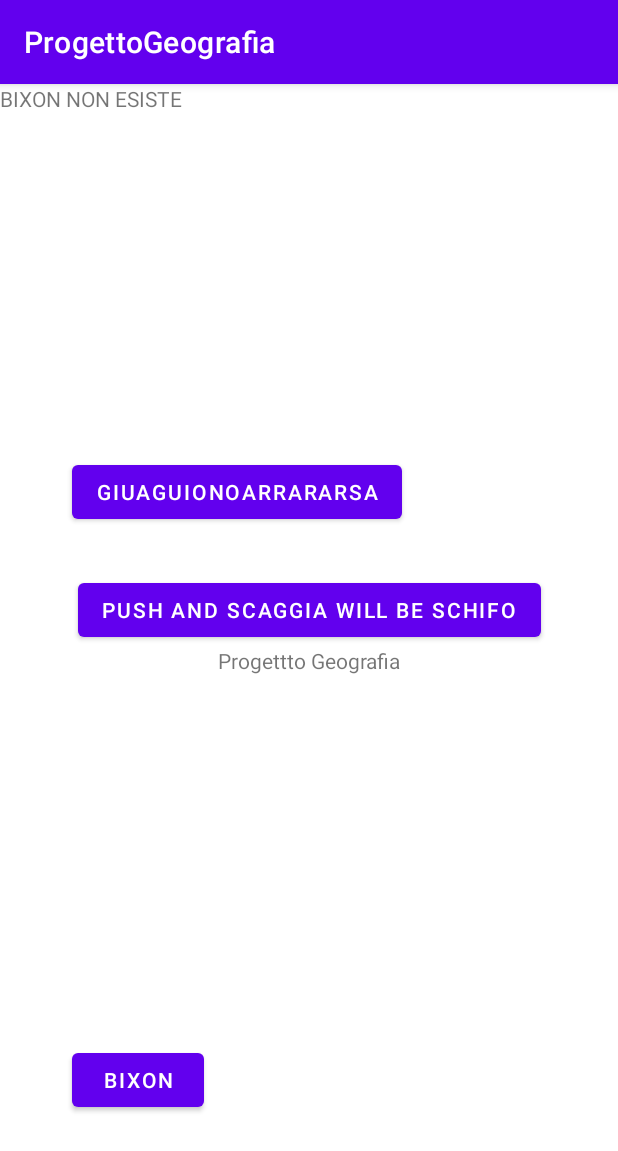
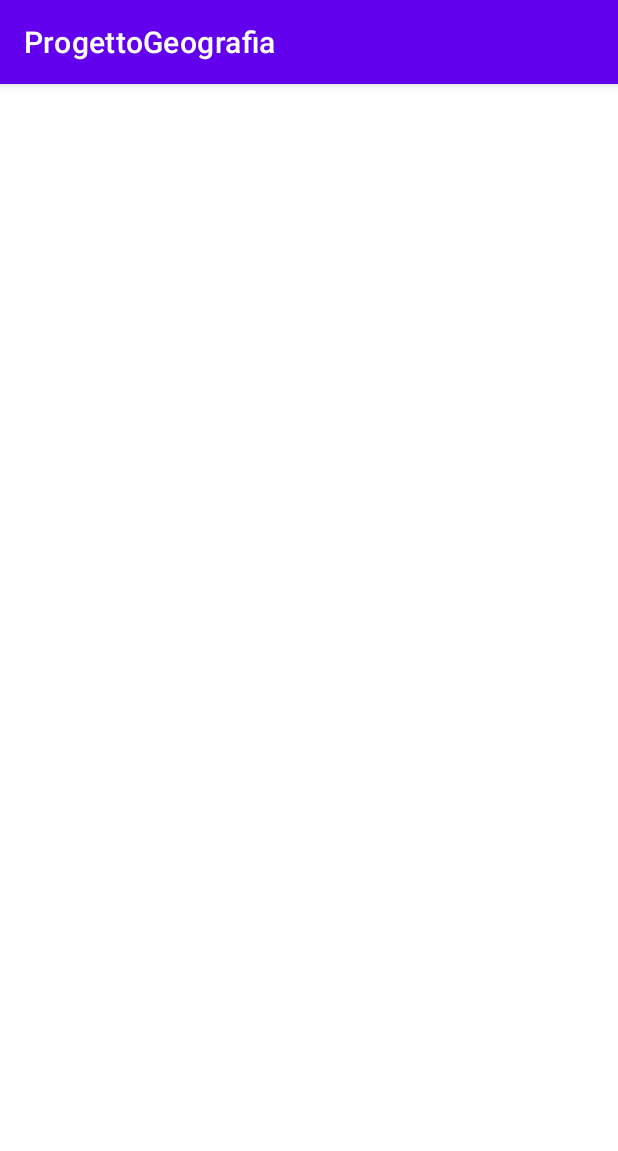
Before and after one commit to SGiuri/ProgettoGeografia, an Android app: the screen it shows after launch (MainActivity), on a phone screen of 412 x 824 dp. Shown: the top 1151 px of the screen. Run offline under Robolectric (Android 15) with nearby library versions, the phone set to English and light mode, and no system bars.

Commit message:
Strart Point

```diff
--- a/app/src/main/res/layout/activity_main.xml
+++ b/app/src/main/res/layout/activity_main.xml
@@ -4,54 +4,4 @@
     xmlns:tools="http://schemas.android.com/tools"
     android:layout_width="match_parent"
     android:layout_height="match_parent"
-    tools:context=".MainActivity">
-
-    <TextView
-        android:id="@+id/textView4"
-        android:layout_width="wrap_content"
-        android:layout_height="wrap_content"
-        android:text="Progettto Geografia"
-        app:layout_constraintBottom_toBottomOf="parent"
-        app:layout_constraintLeft_toLeftOf="parent"
-        app:layout_constraintRight_toRightOf="parent"
-        app:layout_constraintTop_toTopOf="parent" />
-
-    <TextView
-        android:id="@+id/textView"
-        android:layout_width="wrap_content"
-        android:layout_height="wrap_content"
-        android:text="BIXON NON ESISTE"
-        tools:layout_editor_absoluteX="59dp"
-        tools:layout_editor_absoluteY="89dp" />
-
-    <Button
-        android:id="@+id/button"
-        android:layout_width="wrap_content"
-        android:layout_height="wrap_content"
-        android:layout_marginStart="48dp"
-        android:layout_marginBottom="80dp"
-        android:text="BIXON"
-        app:layout_constraintBottom_toBottomOf="parent"
-        app:layout_constraintStart_toStartOf="parent" />
-
-    <Button
-        android:id="@+id/bruh"
-        android:layout_width="wrap_content"
-        android:layout_height="wrap_content"
-        android:text="push and scaggia will be schifo"
-        app:layout_constraintBottom_toTopOf="@+id/textView4"
-        app:layout_constraintEnd_toEndOf="parent"
-        app:layout_constraintStart_toStartOf="parent"
-        app:layout_constraintTop_toBottomOf="@+id/button2" />
-
-    <Button
-        android:id="@+id/bruh"
-        android:layout_width="wrap_content"
-        android:layout_height="wrap_content"
-        android:layout_marginTop="248dp"
-        android:layout_marginEnd="144dp"
-        android:text="GIUAGUIONOARRARARSA"
-        app:layout_constraintEnd_toEndOf="parent"
-        app:layout_constraintTop_toTopOf="parent" />
-
-</androidx.constraintlayout.widget.ConstraintLayout>
+    tools:context=".MainActivity"/>
```
